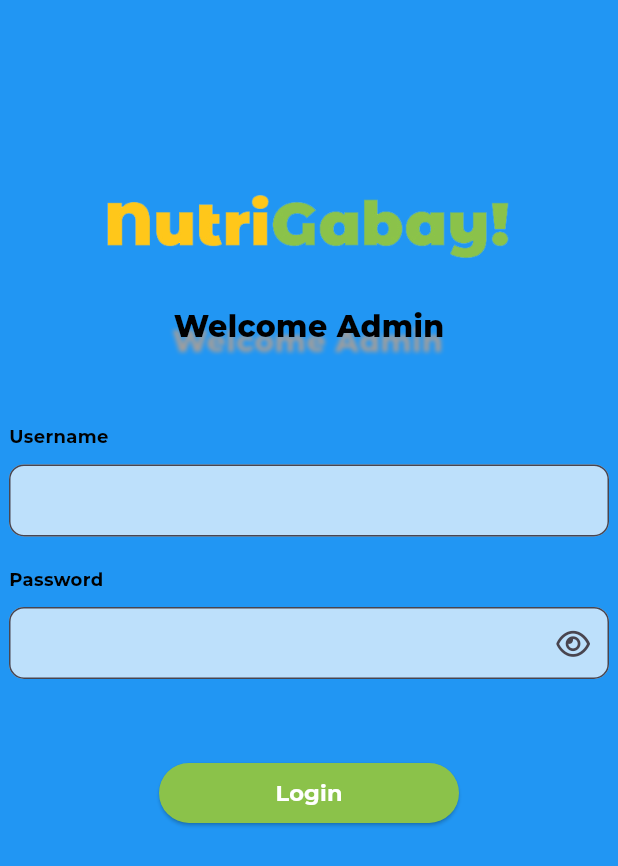
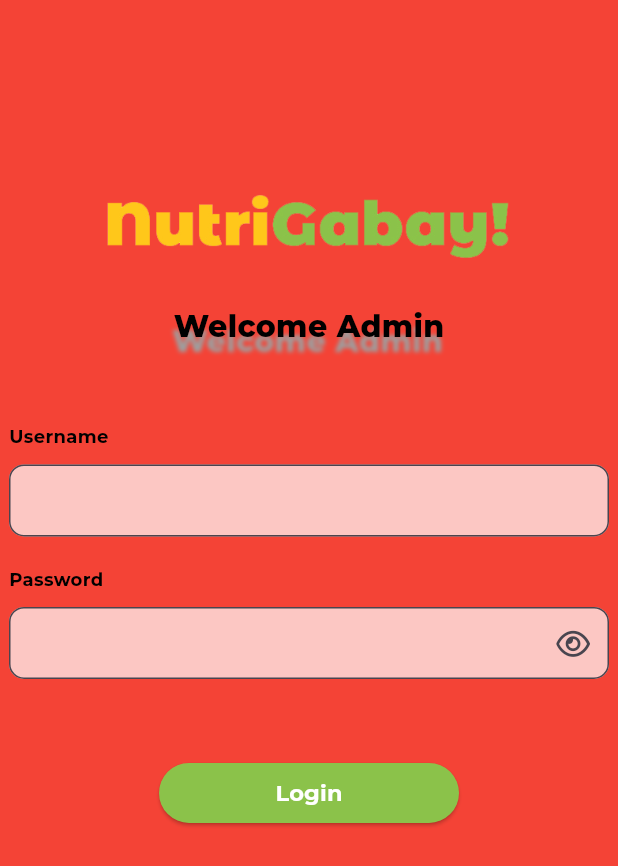
Before and after one commit to jamessarona/nutri-gabay-admin, a Flutter app: the screen it shows after launch, on a phone screen of 412 x 824 dp. Shown: the top 866 px of the screen. Run offline on Flutter 3.47's test engine with Material 3 defaults, Android fonts, the phone set to English and light mode, and no system bars; our stand-ins replace cloud_firestore, easy_sidemenu, file_picker, firebase_auth, firebase_core, firebase_storage and 3 more; missing offline and left inert: dart:js, universal_html; accounts and stored records are empty.

Commit message:
test auto deploy

```diff
--- a/lib/views/ui/login_page.dart
+++ b/lib/views/ui/login_page.dart
@@ -78,7 +78,7 @@ class _LoginPageState extends State<LoginPage> {
   Widget build(BuildContext context) {
     screenSize = MediaQuery.of(context).size;
     return Scaffold(
-      backgroundColor: Colors.blue,
+      backgroundColor: Colors.red,
       body: SizedBox(
         height: double.infinity,
         width: double.infinity,
```
